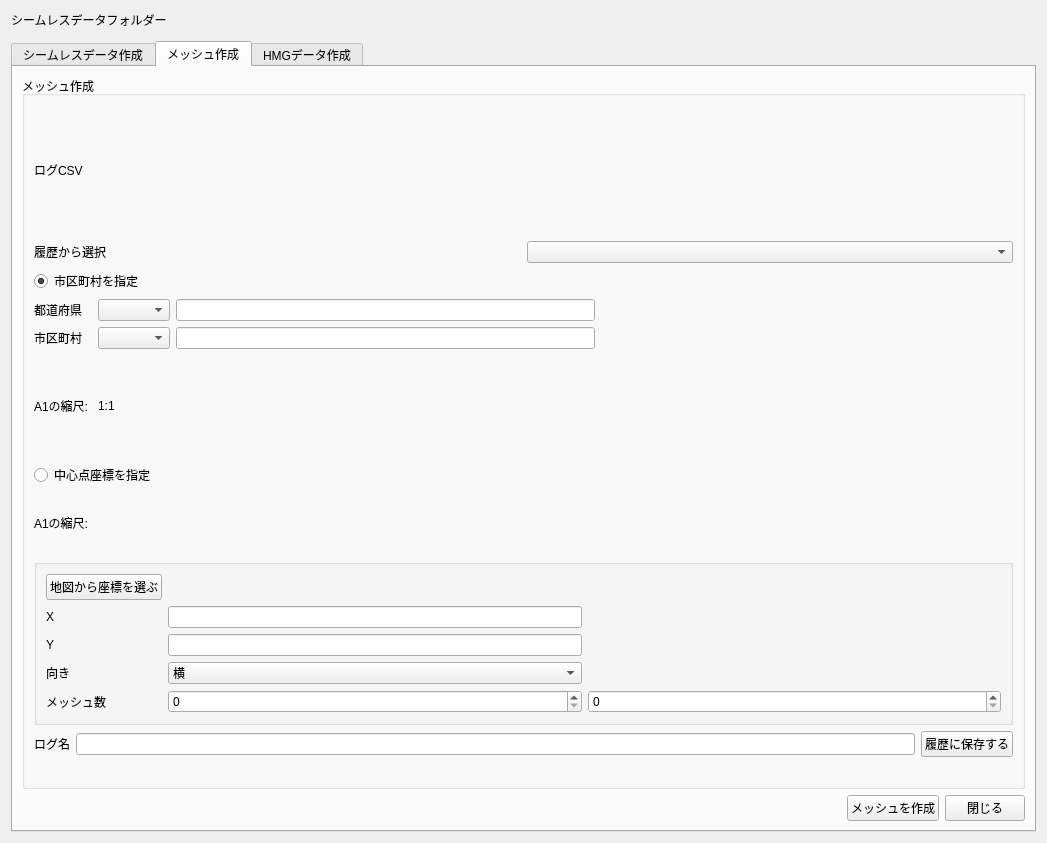
Old version of the form ui/main_window.ui in the repository 0712kazu/HazardMapGame_tool.
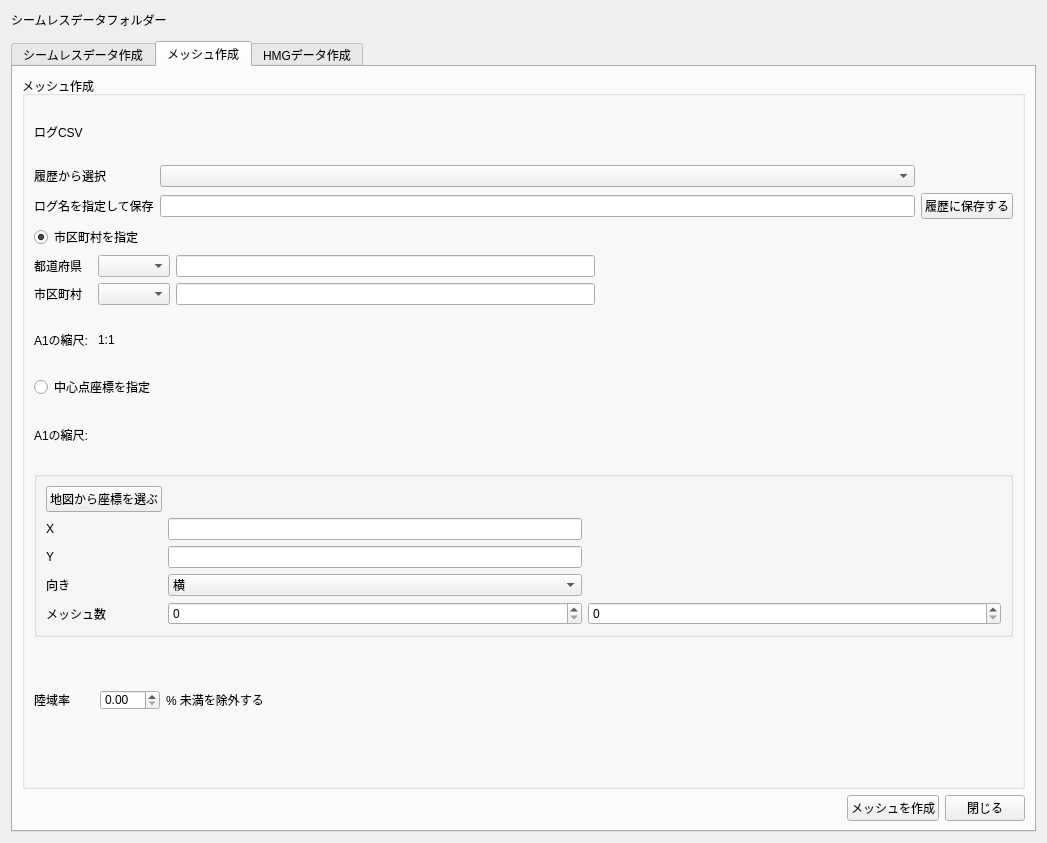
New version of the form. The open tabs and pages were chosen to show the change. Custom widgets are drawn as their Qt base class.

Commit message: UI update for inland percentage

```diff
--- a/ui/main_window.ui
+++ b/ui/main_window.ui
@@ -346,6 +346,23 @@
              <item row="1" column="1">
               <widget class="QComboBox" name="comboBox_meshprodlog"/>
              </item>
+             <item row="2" column="0">
+             <widget class="QLabel" name="label_10">
+              <property name="text">
+               <string>ログ名を指定して保存</string>
+              </property>
+             </widget>
+            </item>
+            <item row="2" column="1">
+             <widget class="QLineEdit" name="lineEdit_title"/>
+            </item>
+            <item row="2" column="2">
+             <widget class="QPushButton" name="pushButton_savelog">
+              <property name="text">
+               <string>履歴に保存する</string>
+              </property>
+             </widget>
+            </item>
            </layout>
           </item>
           <item>
@@ -574,26 +591,43 @@
            </widget>
           </item>
           <item>
-          <layout class="QGridLayout" name="gridLayout_produce">
-           <item row="0" column="0">
-             <widget class="QLabel" name="label_10">
+          <layout class="QHBoxLayout" name="horizontalLayout">
+              <item>
+              <widget class="QLabel" name="label">
+                <property name="maximumSize">
+                  <size>
+                    <width>60</width>
+                    <height>20</height>
+                  </size>
+                </property>
               <property name="text">
-               <string>ログ名</string>
+                <string>陸域率</string>
               </property>
              </widget>
             </item>
-            <item row="0" column="1">
-             <widget class="QLineEdit" name="lineEdit_title"/>
-            </item>
-            <item row="0" column="2">
-             <widget class="QPushButton" name="pushButton_savelog">
+              <item>
+              <widget class="QDoubleSpinBox" name="spin_inland_percentage">
+                <property name="maximumSize">
+                  <size>
+                    <width>60</width>
+                    <height>20</height>
+                  </size>
+                </property>
+                <property name="maximum">
+                  <double>100.0</double>
+                </property>
+              </widget>
+              </item>
+              <item>
+              <widget class="QLabel" name="label_2">
               <property name="text">
-               <string>履歴に保存する</string>
+                <string>% 未満を除外する</string>
               </property>
              </widget>
             </item>
             </layout>
             </item>
+             <!-- break -->
             <item>
             <layout class="QHBoxLayout" name="horizontalLayout_3">
             <item>
```
Left out of the diff: 1 changed line with no effect on the pictures. Lines whose indentation alone changed are shown as unchanged. The commit also changes 1 other file.
